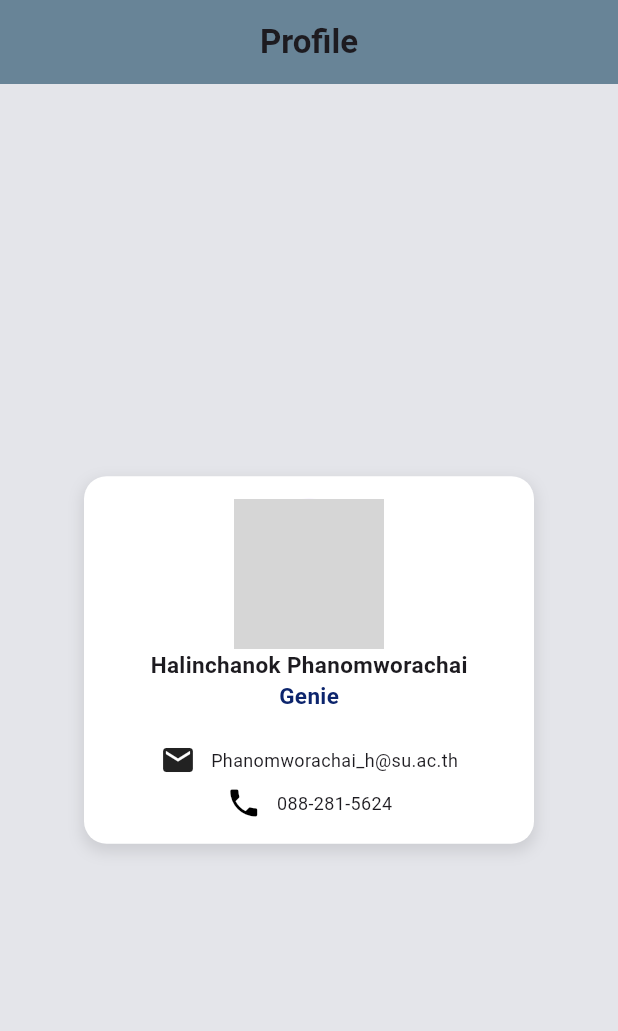
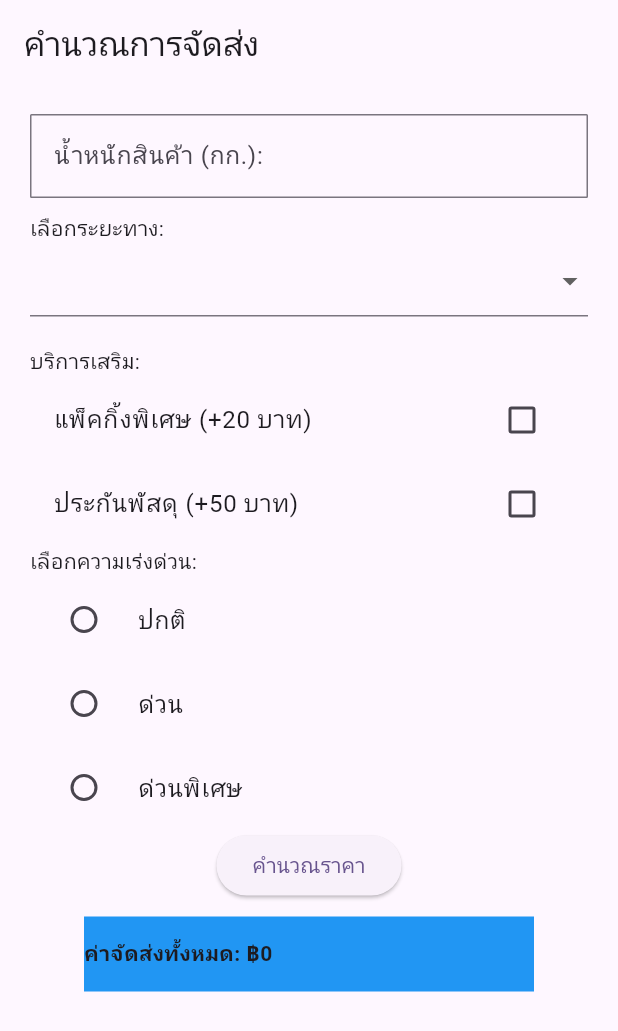
Before and after one commit to halinchanok/final_exam_650710592, a Flutter app: the screen it shows after launch, on a phone screen of 412 x 824 dp. Shown: the top 1031 px of the screen. Run offline on Flutter 3.47's test engine with Material 3 defaults, Android fonts, the phone set to English and light mode, and no system bars; grey boxes are pictures that could not be loaded.

Commit message:
final_exam650710592

```diff
--- /dev/null
+++ b/lib/answer2.dart
@@ -0,0 +1,179 @@
+import 'package:flutter/material.dart';
+
+class Answer2 extends StatefulWidget {
+  const Answer2({super.key});
+
+  @override
+  State<Answer2> createState() => _Answer2State();
+}
+
+class _Answer2State extends State<Answer2> {
+  final _formKey = GlobalKey<FormState>();
+  final TextEditingController _weight = TextEditingController();
+  bool _isChecked1 = false;
+  bool _isChecked2 = false;
+  String? _selectedItem;
+  String? _radio = '0';
+  int _total = 0;
+  int ch = 0;
+
+  int _showPrice() {
+    _total = 0;
+    if (_isChecked1 == true) {
+      _total += 20;
+    }
+    if (_isChecked2 == true) {
+      _total += 50;
+    }
+
+    if (ch == 2) {
+      _total = 30;
+    } else if (ch == 3) {
+      _total += 50;
+    }
+    return _total;
+  }
+
+  @override
+  Widget build(BuildContext context) {
+    return Scaffold(
+      appBar: AppBar(title: Text("คำนวณการจัดส่ง")),
+      body: Container(
+        padding: EdgeInsets.all(20),
+        child: Form(
+          key: _formKey,
+          child: Column(
+            crossAxisAlignment: CrossAxisAlignment.start,
+            // mainAxisAlignment: MainAxisAlignment.start,
+            children: [
+              TextFormField(
+                controller: _weight,
+                decoration: InputDecoration(
+                  labelText:
+                      'น้ำหนักสินค้า (กก.):', // ข้อกดที่กล่อง Name จะไม่ขยับ
+                  border: OutlineInputBorder(
+                    borderRadius: BorderRadius.all(Radius.circular(1)),
+                  ),
+                ),
+                validator: (value) {
+                  if (value == null || value.isEmpty) {
+                    return 'กรุณากรอกข้อมูลให้ครบ!';
+                  }
+                  return null;
+                },
+              ),
+              SizedBox(height: 10),
+              Text("เลือกระยะทาง:"),
+
+              // DropDown
+              DropdownButtonFormField<String>(
+                value: _selectedItem,
+                items:
+                    ['Option 1', 'Option 2', 'Option 3']
+                        .map(
+                          (String item) => DropdownMenuItem<String>(
+                            value: item,
+                            child: Text(item),
+                          ),
+                        )
+                        .toList(), // แปลง List<String> เป็น List<DropdownMenuItem<String>>,
+                onChanged: (value) {
+                  _total += 0;
+                  _selectedItem = value;
+                },
+              ),
+
+              // Checkbox
+              SizedBox(height: 20),
+              Text("บริการเสริม:"),
+              CheckboxListTile(
+                title: Text('แพ็คกิ้งพิเศษ (+20 บาท)'),
+                value: _isChecked1,
+                onChanged: (value) {
+                  setState(() {
+                    _isChecked1 = value!;
+                  });
+                },
+              ),
+              CheckboxListTile(
+                title: Text('ประกันพัสดุ (+50 บาท)'),
+                value: _isChecked2,
+                onChanged: (value) {
+                  setState(() {
+                    _isChecked2 = value!;
+                  });
+                },
+              ),
+
+              // Radio
+              Text("เลือกความเร่งด่วน:"),
+              RadioListTile(
+                title: const Text('ปกติ'),
+                value: 'ปกติ',
+                groupValue: _radio,
+                onChanged: (value) {
+                  setState(() {
+                    ch = 1;
+                    _radio = '1';
+                  });
+                },
+              ),
+              RadioListTile(
+                title: const Text('ด่วน'),
+                value: 'ด่วน',
+                groupValue: _radio,
+                onChanged: (value) {
+                  setState(() {
+                    ch = 2;
+                    _radio = value.toString();
+                  });
+                },
+              ),
+              RadioListTile(
+                title: const Text('ด่วนพิเศษ'),
+                value: 'ด่วนพิเศษ',
+                groupValue: _radio,
+                onChanged: (value) {
+                  setState(() {
+                    ch = 3;
+                    _radio = value.toString();
+                  });
+                },
+              ),
+
+              // Submit
+              Center(
+                child: ElevatedButton(
+                  onPressed: () {
+                    if (_formKey.currentState!.validate()) {
+                      _showPrice();
+                    }
+                  },
+                  child: Text('คำนวณราคา'),
+                ),
+              ),
+              SizedBox(height: 10),
+              Center(
+                child: Container(
+                  width: 300,
+                  height: 50,
+                  color: Colors.blue,
+                  child: Center(
+                    child: Row(
+                      children: [
+                        Text(
+                          "ค่าจัดส่งทั้งหมด: ฿$_total",
+                          style: TextStyle(fontWeight: FontWeight.bold),
+                        ),
+                      ],
+                    ),
+                  ),
+                ),
+              ),
+            ],
+          ),
+        ),
+      ),
+    );
+  }
+}
--- a/lib/main.dart
+++ b/lib/main.dart
@@ -1,3 +1,5 @@
+import 'package:final_exam_650710592/answer1.dart';
+import 'package:final_exam_650710592/answer2.dart';
 import 'package:final_exam_650710592/homepage.dart';
 import 'package:flutter/material.dart';
 
@@ -31,7 +33,7 @@
         // tested with just a hot reload.
         colorScheme: ColorScheme.fromSeed(seedColor: Colors.deepPurple),
       ),
-      home: Homepage(),
+      home: Answer2(),
     );
   }
 }
--- a/pubspec.yaml
+++ b/pubspec.yaml
@@ -58,7 +58,8 @@ flutter:
   uses-material-design: true
 
   # To add assets to your application, add an assets section, like this:
-  # assets:
+  assets:
+      - assets/
   #   - images/a_dot_burr.jpeg
   #   - images/a_dot_ham.jpeg
 
```
Also changed, not shown: lib/answer1.dart (added, +76 -0 lines).
